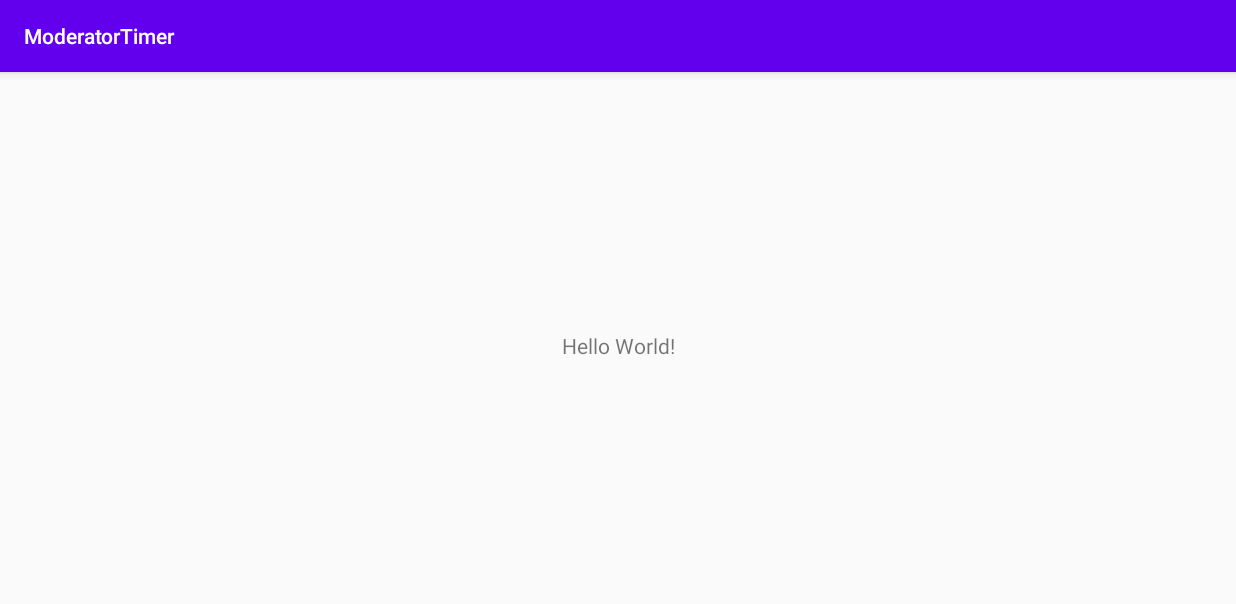
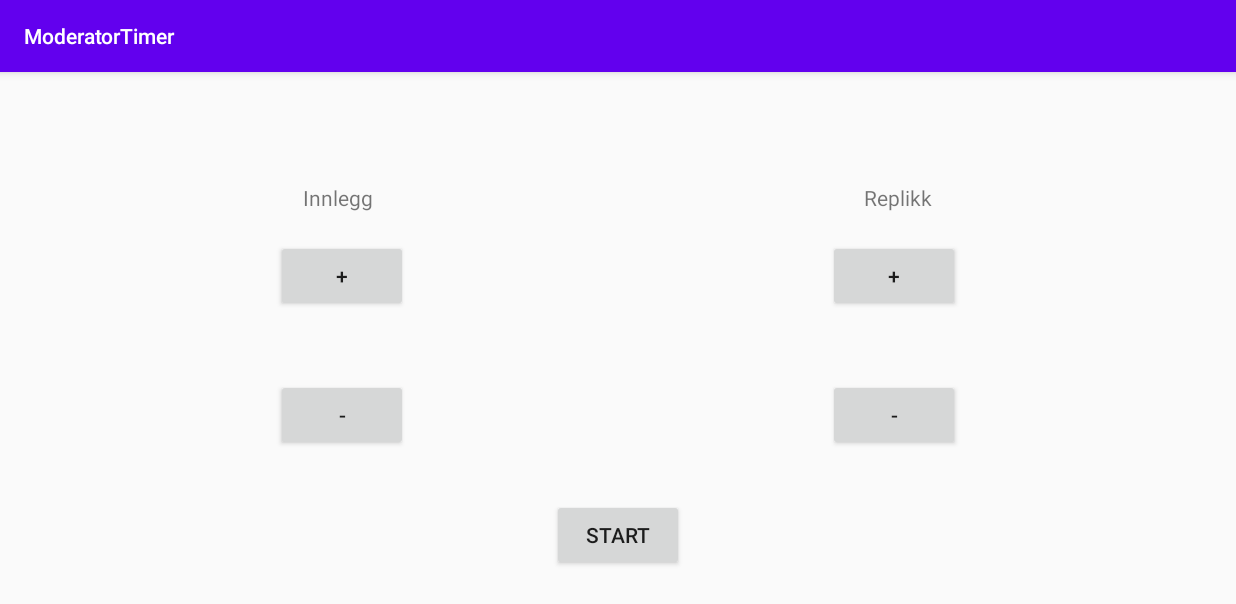
Before and after one commit to Hatland87/ModeratorTime, an Android app: the screen it shows after launch (MainActivity), on a phone screen of 824 x 412 dp (held sideways). Shown: the top 604 px of the screen. Run offline under Robolectric (Android 15) with nearby library versions, the phone set to English and light mode, and no system bars.

Commit message:
added textViews and buttons

```diff
--- a/app/src/main/res/layout/activity_main.xml
+++ b/app/src/main/res/layout/activity_main.xml
@@ -6,13 +6,108 @@
     android:layout_height="match_parent"
     tools:context=".MainActivity">
 
-    <TextView
+    <Button
+        android:id="@+id/buttonPlusInnlegg"
         android:layout_width="wrap_content"
         android:layout_height="wrap_content"
-        android:text="Hello World!"
+        android:text="@string/merTid"
+        app:layout_constraintBottom_toTopOf="@+id/textViewTimeInnlegg"
+        app:layout_constraintEnd_toEndOf="parent"
+        app:layout_constraintHorizontal_bias="0.25"
+        app:layout_constraintStart_toStartOf="parent"
+        app:layout_constraintTop_toTopOf="parent"
+        app:layout_constraintVertical_bias="0.9" />
+
+    <Button
+        android:id="@+id/buttonMinusInnlegg"
+        android:layout_width="wrap_content"
+        android:layout_height="wrap_content"
+        android:text="@string/mindreTid"
         app:layout_constraintBottom_toBottomOf="parent"
-        app:layout_constraintLeft_toLeftOf="parent"
-        app:layout_constraintRight_toRightOf="parent"
+        app:layout_constraintEnd_toEndOf="parent"
+        app:layout_constraintHorizontal_bias="0.25"
+        app:layout_constraintStart_toStartOf="parent"
+        app:layout_constraintTop_toBottomOf="@+id/textViewTimeInnlegg"
+        app:layout_constraintVertical_bias="0.100000024" />
+
+    <TextView
+        android:id="@+id/textViewTimeInnlegg"
+        android:layout_width="wrap_content"
+        android:layout_height="wrap_content"
+        android:text=""
+        app:layout_constraintBottom_toBottomOf="parent"
+        app:layout_constraintEnd_toEndOf="parent"
+        app:layout_constraintHorizontal_bias="0.26"
+        app:layout_constraintStart_toStartOf="parent"
         app:layout_constraintTop_toTopOf="parent" />
 
+    <Button
+        android:id="@+id/buttonPlusReplikk"
+        android:layout_width="wrap_content"
+        android:layout_height="wrap_content"
+        android:text="@string/merTid"
+        app:layout_constraintBottom_toTopOf="@+id/textViewTimeReplikk"
+        app:layout_constraintEnd_toEndOf="parent"
+        app:layout_constraintHorizontal_bias="0.75"
+        app:layout_constraintStart_toStartOf="parent"
+        app:layout_constraintTop_toTopOf="parent"
+        app:layout_constraintVertical_bias="0.9" />
+
+    <Button
+        android:id="@+id/buttonMinusReplikk"
+        android:layout_width="wrap_content"
+        android:layout_height="wrap_content"
+        android:text="@string/mindreTid"
+        app:layout_constraintBottom_toBottomOf="parent"
+        app:layout_constraintEnd_toEndOf="parent"
+        app:layout_constraintHorizontal_bias="0.75"
+        app:layout_constraintStart_toStartOf="parent"
+        app:layout_constraintTop_toBottomOf="@+id/textViewTimeReplikk"
+        app:layout_constraintVertical_bias="0.100000024" />
+
+    <TextView
+        android:id="@+id/textViewTimeReplikk"
+        android:layout_width="wrap_content"
+        android:layout_height="wrap_content"
+        android:text=""
+        app:layout_constraintBottom_toBottomOf="parent"
+        app:layout_constraintEnd_toEndOf="parent"
+        app:layout_constraintHorizontal_bias="0.74"
+        app:layout_constraintStart_toStartOf="parent"
+        app:layout_constraintTop_toTopOf="parent" />
+
+    <Button
+        android:id="@+id/buttonStart"
+        android:layout_width="wrap_content"
+        android:layout_height="wrap_content"
+        android:text="@string/start"
+        app:layout_constraintBottom_toBottomOf="parent"
+        app:layout_constraintEnd_toEndOf="parent"
+        app:layout_constraintStart_toStartOf="parent"
+        app:layout_constraintTop_toTopOf="parent"
+        app:layout_constraintVertical_bias="0.9" />
+
+    <TextView
+        android:id="@+id/textViewNameInnlegg"
+        android:layout_width="wrap_content"
+        android:layout_height="wrap_content"
+        android:text="@string/innlegg"
+        app:layout_constraintBottom_toTopOf="@+id/buttonPlusInnlegg"
+        app:layout_constraintEnd_toEndOf="parent"
+        app:layout_constraintHorizontal_bias="0.26"
+        app:layout_constraintStart_toStartOf="parent"
+        app:layout_constraintTop_toTopOf="parent"
+        app:layout_constraintVertical_bias="0.8" />
+
+    <TextView
+        android:id="@+id/textViewNameReplikk"
+        android:layout_width="wrap_content"
+        android:layout_height="wrap_content"
+        android:text="@string/replikk"
+        app:layout_constraintBottom_toTopOf="@+id/buttonPlusReplikk"
+        app:layout_constraintEnd_toEndOf="parent"
+        app:layout_constraintHorizontal_bias="0.74"
+        app:layout_constraintStart_toStartOf="parent"
+        app:layout_constraintTop_toTopOf="parent"
+        app:layout_constraintVertical_bias="0.8" />
 </androidx.constraintlayout.widget.ConstraintLayout>
--- a/app/src/main/res/values/strings.xml
+++ b/app/src/main/res/values/strings.xml
@@ -1,3 +1,8 @@
 <resources>
     <string name="app_name">ModeratorTimer</string>
+    <string name="innlegg">Innlegg</string>
+    <string name="replikk">Replikk</string>
+    <string name="merTid">+</string>
+    <string name="mindreTid">-</string>
+    <string name="start">Start</string>
 </resources>
```
